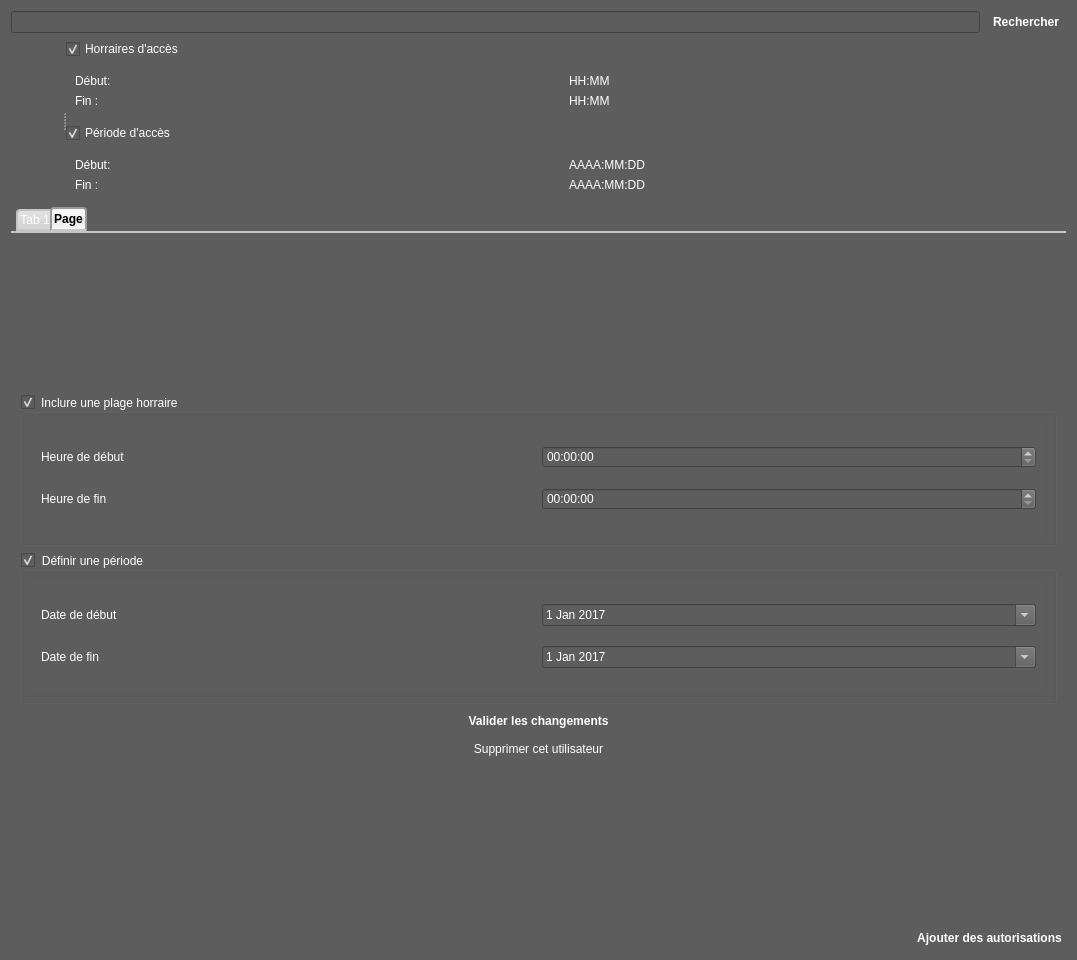
First picture: the form in Porte_connectee/Master/acceuil.ui, repository TanguyHardelin/NETSECURE, before the edit.
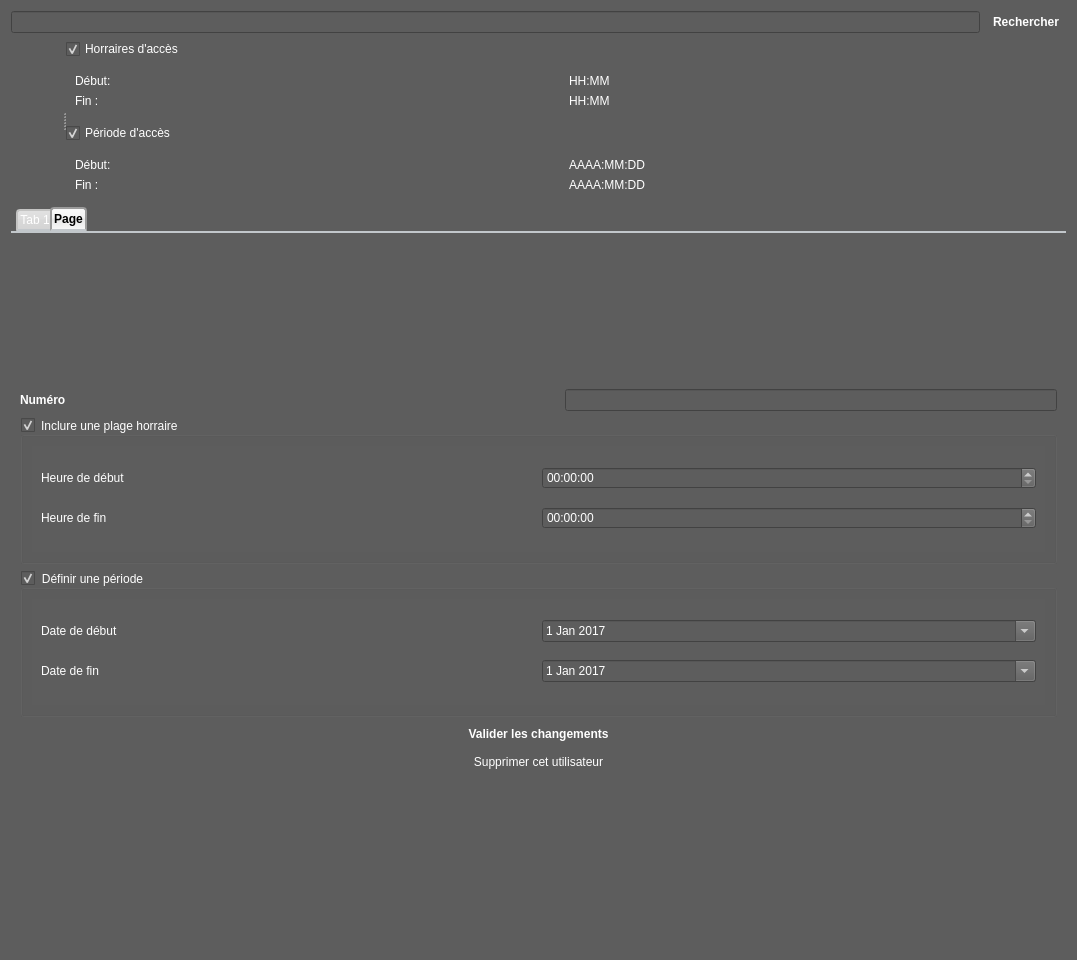
Second picture: the form after the edit. The open tabs and pages were chosen to show the change. Icons and pictures are not drawn.

Diff of the .ui file:
```diff
--- a/Porte_connectee/Master/acceuil.ui
+++ b/Porte_connectee/Master/acceuil.ui
@@ -251,6 +251,39 @@
          </property>
         </spacer>
        </item>
+       <item>
+        <layout class="QHBoxLayout" name="horizontalLayout_13">
+         <item>
+          <widget class="QLabel" name="label_10">
+           <property name="font">
+            <font>
+             <weight>75</weight>
+             <bold>true</bold>
+            </font>
+           </property>
+           <property name="text">
+            <string>Numéro</string>
+           </property>
+          </widget>
+         </item>
+         <item>
+          <spacer name="horizontalSpacer">
+           <property name="orientation">
+            <enum>Qt::Horizontal</enum>
+           </property>
+           <property name="sizeHint" stdset="0">
+            <size>
+             <width>40</width>
+             <height>20</height>
+            </size>
+           </property>
+          </spacer>
+         </item>
+         <item>
+          <widget class="QLineEdit" name="_edit_numero"/>
+         </item>
+        </layout>
+       </item>
        <item>
         <widget class="QGroupBox" name="groupbox_horraire">
          <property name="title">
@@ -485,22 +518,6 @@
        </property>
       </spacer>
      </item>
-     <item>
-      <widget class="QPushButton" name="bouton_ajouter">
-       <property name="font">
-        <font>
-         <weight>75</weight>
-         <bold>true</bold>
-        </font>
-       </property>
-       <property name="text">
-        <string>Ajouter des autorisations</string>
-       </property>
-       <property name="flat">
-        <bool>true</bool>
-       </property>
-      </widget>
-     </item>
     </layout>
    </item>
   </layout>
```
Left out of the diff: 36 changed lines with no effect on the pictures.
